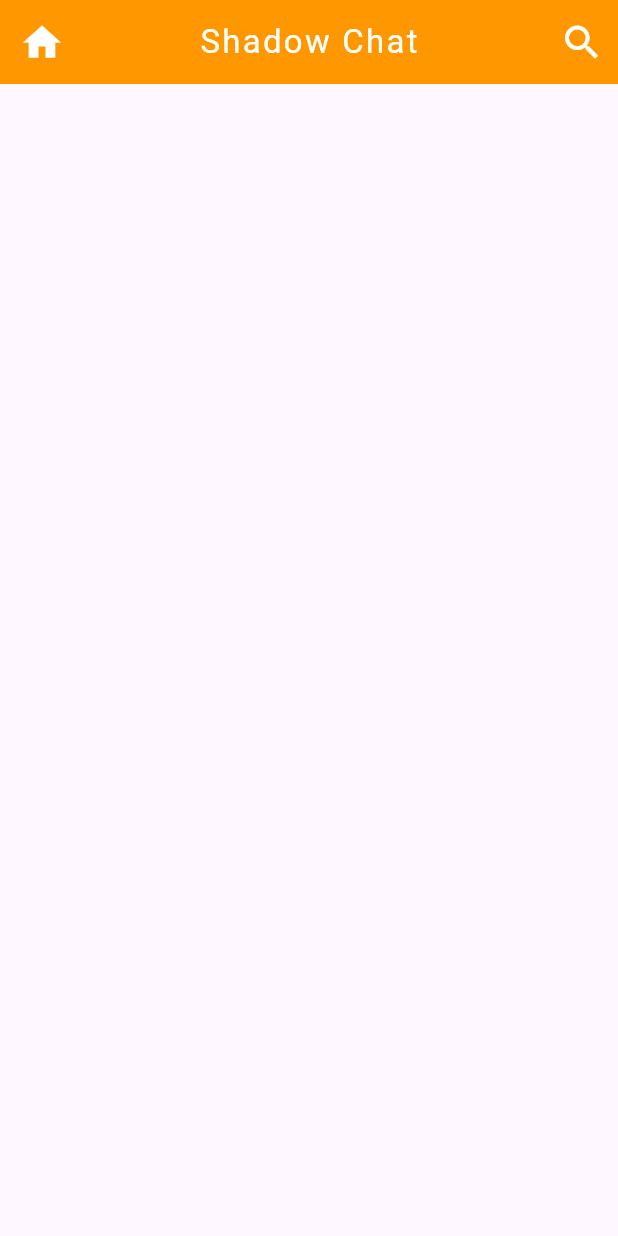
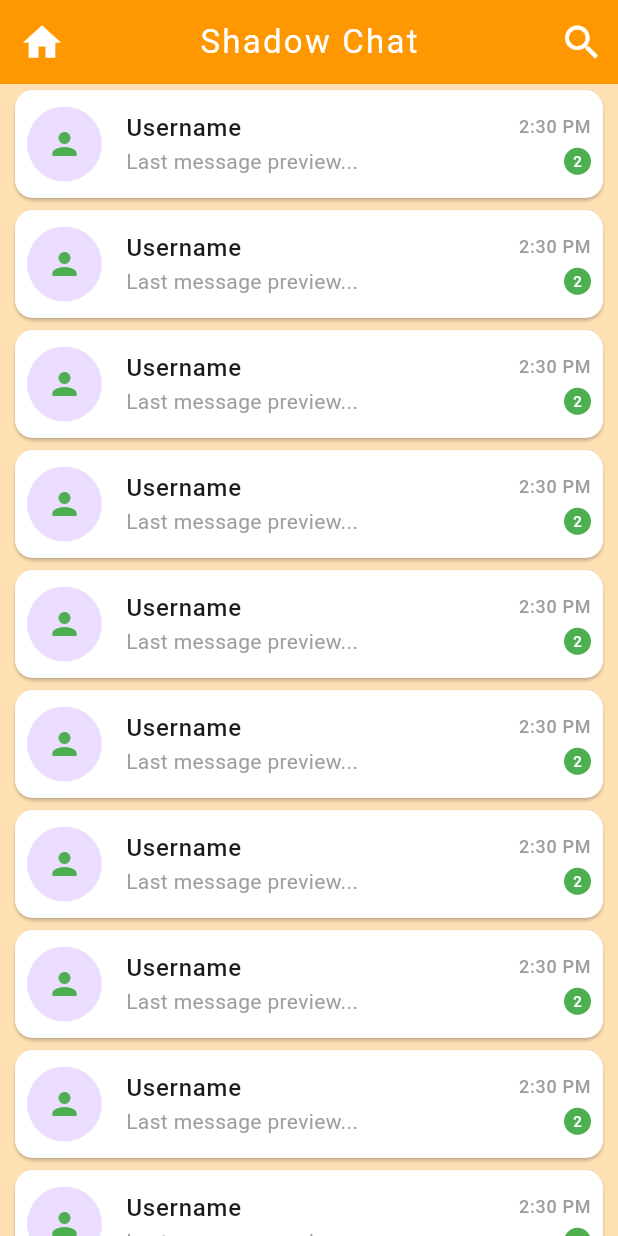
Before and after one commit to rafiullahkhaleel/shadow-chat, a Flutter app: the HomeScreen screen opened directly, on a phone screen of 412 x 824 dp. Run offline on Flutter 3.47's test engine with Material 3 defaults, Android fonts, the phone set to English and light mode, and no system bars; our stand-ins replace firebase_auth, firebase_core, flutter_riverpod, google_sign_in; accounts and stored records are empty; generated files the repository leaves out were written again.

Commit message:
add user card design

```diff
--- a/lib/main.dart
+++ b/lib/main.dart
@@ -2,7 +2,7 @@ import 'package:firebase_core/firebase_core.dart';
 import 'package:flutter/material.dart';
 import 'package:flutter_riverpod/flutter_riverpod.dart';
 import 'package:shadow_chat/contants/constants.dart';
-import 'package:shadow_chat/screens/auth/login_screen.dart';
+import 'package:shadow_chat/view/screens/home_screen.dart';
 
 import 'firebase_options.dart';
 
@@ -34,7 +34,7 @@ class MyApp extends StatelessWidget {
         ),
         colorScheme: ColorScheme.fromSeed(seedColor: Colors.deepPurple),
       ),
-      home: const LoginScreen(),
+      home: const HomeScreen(),
     ));
   }
 }
--- a/lib/screens/auth/login_screen.dart
+++ b/lib/view/screens/auth/login_screen.dart
@@ -2,7 +2,7 @@ import 'package:flutter/material.dart';
 import 'package:flutter_riverpod/flutter_riverpod.dart';
 import 'package:shadow_chat/provider/auth_provider.dart';
 
-import '../../provider/animation_provider.dart';
+import '../../../provider/animation_provider.dart';
 
 class LoginScreen extends ConsumerStatefulWidget {
   const LoginScreen({super.key});
@@ -40,7 +40,7 @@ class _LoginScreenState extends ConsumerState<LoginScreen>
                 fixedSize: Size(width * .8, height * .065),
               ),
               onPressed: () {
-                ref.read(authProvider.notifier).signInWithGoogle();
+                ref.read(authProvider.notifier).signInWithGoogle(context);
               },
               label: const Text(
                 'Sign In with Google',
--- a/lib/screens/home_screen.dart
+++ b/lib/view/screens/home_screen.dart
@@ -1,4 +1,6 @@
 import 'package:flutter/material.dart';
+import 'package:shadow_chat/view/widgets/bg_color.dart';
+import 'package:shadow_chat/view/widgets/user_card.dart';
 
 class HomeScreen extends StatelessWidget {
   const HomeScreen({super.key});
@@ -6,6 +8,8 @@ class HomeScreen extends StatelessWidget {
   @override
   Widget build(BuildContext context) {
     return Scaffold(
+
+      backgroundColor: Colors.orange.shade100,
       appBar: AppBar(
         leading: Icon(Icons.home),
         title: Text('Shadow Chat'),
@@ -13,6 +17,12 @@ class HomeScreen extends StatelessWidget {
           IconButton(onPressed: (){}, icon: Icon(Icons.search))
         ],
       ),
+      body: ListView.builder(
+          itemCount: 50,
+          physics: const BouncingScrollPhysics(),
+          itemBuilder: (context,index){
+        return UserCard();
+      }),
     );
   }
 }
--- /dev/null
+++ b/lib/view/widgets/user_card.dart
@@ -0,0 +1,79 @@
+import 'package:flutter/material.dart';
+
+class UserCard extends StatelessWidget {
+  const UserCard({super.key});
+
+  @override
+  Widget build(BuildContext context) {
+    return Padding(
+      padding: const EdgeInsets.symmetric( horizontal: 6),
+      child: Card(
+        color: Colors.white,
+        child: ListTile(
+          contentPadding: EdgeInsets.symmetric(horizontal: 8, vertical: 0),
+          leading: const CircleAvatar(
+            radius: 25,
+            child: Icon(Icons.person,color: Colors.green,),
+          ),
+          title: const Text(
+            'Username',
+            style: TextStyle(fontWeight: FontWeight.w500, fontSize: 16),
+          ),
+          subtitle: const Text(
+            'Last message preview...',
+            style: TextStyle(color: Colors.grey, fontSize: 14),
+            overflow: TextOverflow.ellipsis,
+          ),
+          trailing: Column(
+            mainAxisAlignment: MainAxisAlignment.center,
+            crossAxisAlignment: CrossAxisAlignment.end,
+            children: [
+              const Text(
+                '2:30 PM',
+                style: TextStyle(color: Colors.grey, fontSize: 12),
+              ),
+              const SizedBox(height: 6),
+              CircleAvatar(
+                radius: 9,
+                backgroundColor: Colors.green,
+                child: const Text(
+                  '2',
+                  style: TextStyle(color: Colors.white, fontSize: 10),
+                ),
+              ),
+            ],
+          ),
+        ),
+      ),
+    );
+  }
+}
+
+
+
+
+
+
+
+
+
+
+// import 'package:flutter/material.dart';
+//
+// class UserCard extends StatelessWidget {
+//   const UserCard({super.key});
+//
+//   @override
+//   Widget build(BuildContext context) {
+//     return Card(
+//       child: ListTile(
+//         leading: CircleAvatar(
+//           backgroundImage: NetworkImage('https://example.com/user_avatar.png'),
+//         ),
+//         title: Text('Username'),
+//         subtitle: Text('Last message preview...'),
+//         trailing: Text('2:30 PM'),
+//       ),
+//     );
+//   }
+// }
```
Also changed, not shown: lib/provider/auth_provider.dart (+15 -5 lines), lib/utils/utils.dart (added, +45 -0 lines), lib/view/widgets/bg_color.dart (added, +31 -0 lines), lib/view/screens/splash_screen.dart (renamed from lib/screens/splash_screen.dart).
